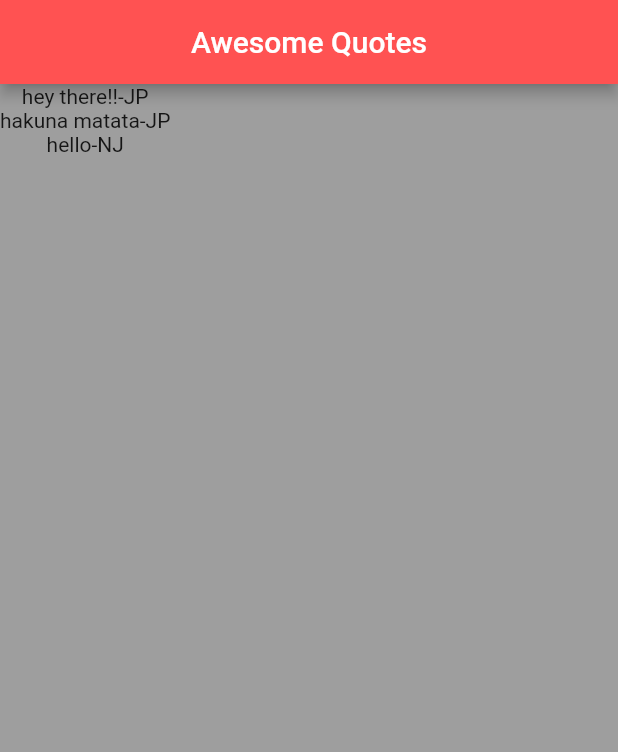
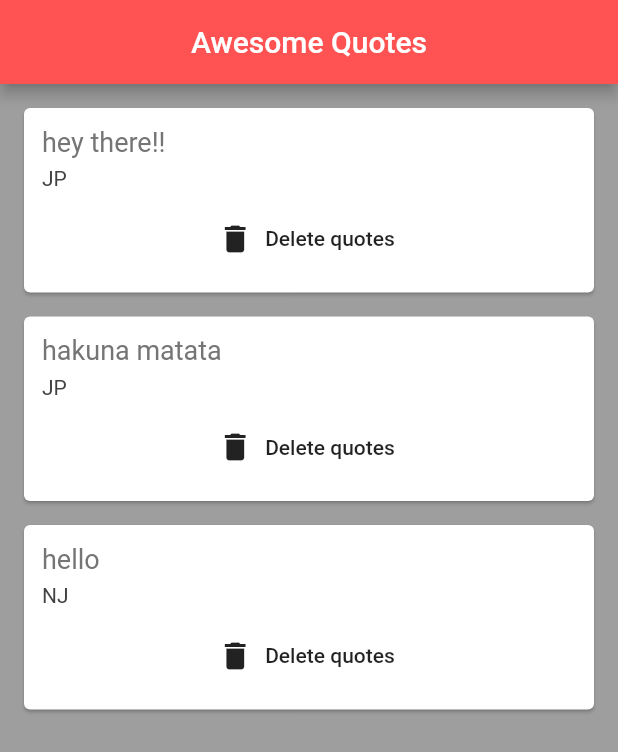
Before and after one commit to Jainish-twoiq/List_view_demo, a Flutter app: the screen it shows after launch, on a phone screen of 412 x 824 dp. Shown: the top 752 px of the screen. Run offline on Flutter 3.47's test engine with Material 2 defaults, Android fonts, the phone set to English and light mode, and no system bars.

Commit message:
Added card property and label property

```diff
--- a/lib/main.dart
+++ b/lib/main.dart
@@ -18,6 +18,41 @@ class _QuoteListState extends State<QuoteList> {
     Quote(author: 'JP',text: 'hakuna matata'),
     Quote(author: 'NJ', text: 'hello')
   ];
+  Widget quoteTemplate(quote){
+    return Card(
+      margin : EdgeInsets.fromLTRB(16.0, 16.0, 16.0, 0.0),
+      child : Padding(
+        padding: const EdgeInsets.all(12.0),
+        child: Column(
+          crossAxisAlignment: CrossAxisAlignment.stretch,
+          children: <Widget>[
+            Text(
+              quote.text,
+              style: TextStyle(
+                fontSize: 18.0,
+                color: Colors.grey[600],
+              ),
+            ),
+            SizedBox(height: 6.0),
+            Text(
+              quote.author,
+              style: TextStyle(
+                fontSize: 14.0,
+                color: Colors.grey[800],
+              ),
+
+            ),
+            SizedBox(height: 8.0),
+            FlatButton.icon(
+              onPressed: () {},
+              label: Text('Delete quotes'),
+              icon: Icon(Icons.delete),
+            ),
+          ],
+        ),
+      ),
+    );
+  }
 
   @override
   Widget build(BuildContext context) {
@@ -31,9 +66,8 @@ class _QuoteListState extends State<QuoteList> {
         backgroundColor: Colors.redAccent,
       ),
       body: Column(
-        children: quotes.map((quote) {
-          return Text('${quote.text}-${quote.author}');
-        }).toList(),
+        children: quotes.map((quote) =>quoteTemplate(quote)).toList(),
+
       ),
     );
   }
```
